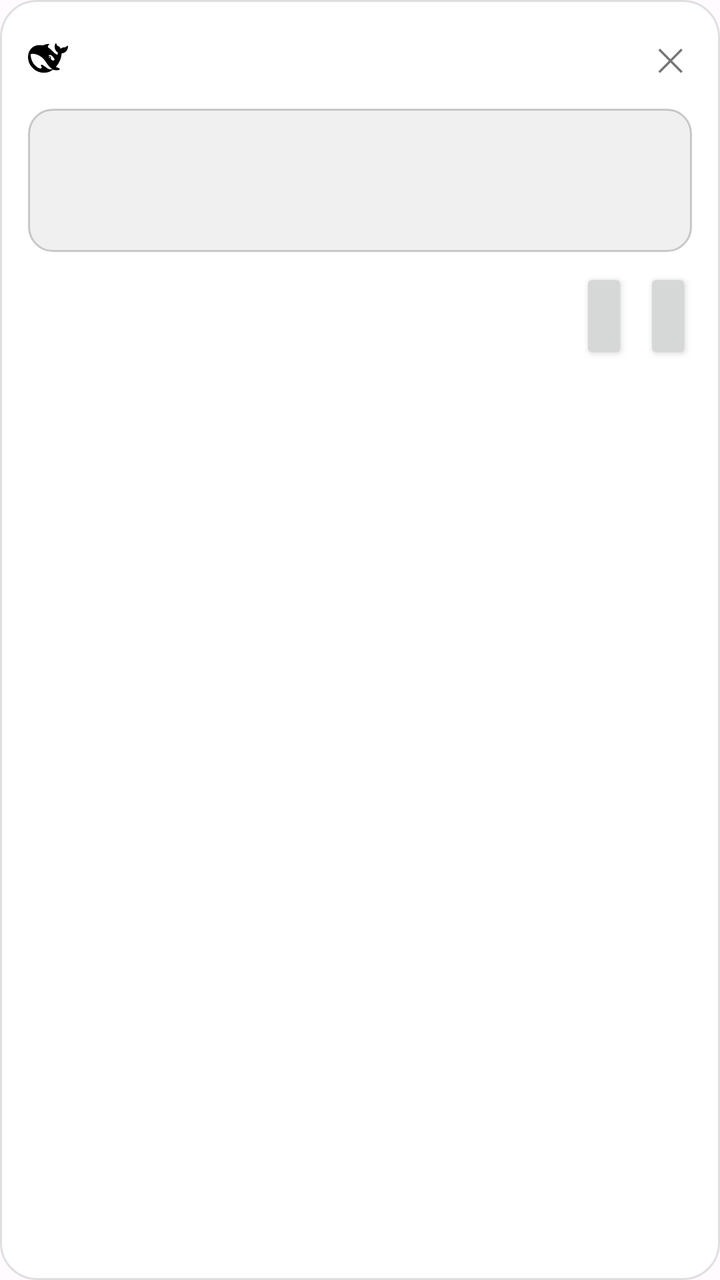
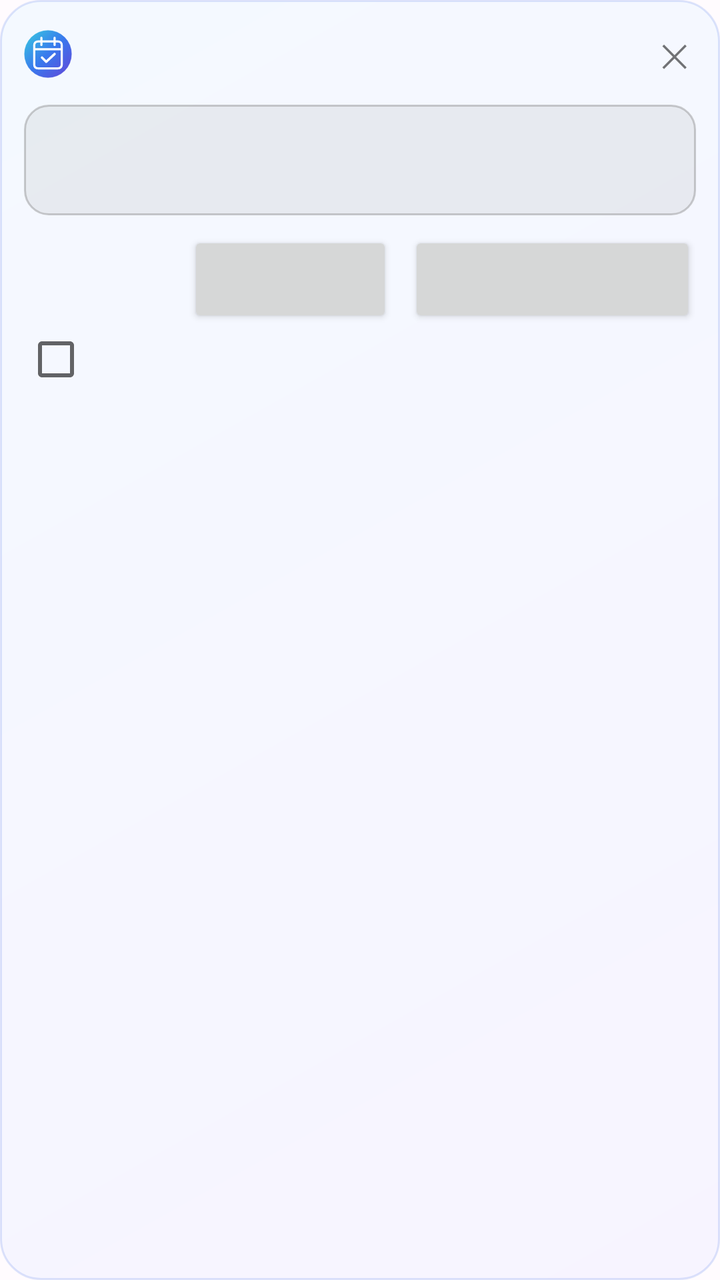

Compare the two renders of this Android layout. The source of the first and the diff that turns it into the second are given below.
<!-- AndroidManifest.xml: application theme Theme.KAgenda -->
<!-- res/layout/overlay_quick_add.xml -->
<?xml version="1.0" encoding="utf-8"?>
<LinearLayout xmlns:android="http://schemas.android.com/apk/res/android"
    android:id="@+id/overlay_panel_root"
    android:layout_width="match_parent"
    android:layout_height="wrap_content"
    android:background="@drawable/bg_overlay_panel"
    android:focusable="true"
    android:orientation="vertical"
    android:padding="14dp">

    <LinearLayout
        android:layout_width="match_parent"
        android:layout_height="wrap_content"
        android:gravity="center_vertical"
        android:orientation="horizontal">

        <ImageView
            android:layout_width="20dp"
            android:layout_height="20dp"
            android:layout_marginEnd="8dp"
            android:contentDescription="@null"
            android:src="@drawable/ic_deepseek" />

        <TextView
            android:id="@+id/overlay_title"
            android:layout_width="0dp"
            android:layout_height="wrap_content"
            android:layout_weight="1"
            android:textSize="15sp"
            android:textStyle="bold" />

        <TextView
            android:id="@+id/overlay_close"
            android:layout_width="wrap_content"
            android:layout_height="wrap_content"
            android:paddingStart="10dp"
            android:paddingTop="4dp"
            android:paddingEnd="4dp"
            android:paddingBottom="4dp"
            android:text="✕"
            android:textSize="16sp" />
    </LinearLayout>

    <EditText
        android:id="@+id/overlay_input"
        android:layout_width="match_parent"
        android:layout_height="wrap_content"
        android:layout_marginTop="10dp"
        android:background="@drawable/bg_notif_input"
        android:gravity="top|start"
        android:inputType="textMultiLine|textCapSentences"
        android:maxLines="6"
        android:minLines="3"
        android:padding="10dp"
        android:textSize="14sp" />

    <LinearLayout
        android:layout_width="match_parent"
        android:layout_height="wrap_content"
        android:layout_marginTop="8dp"
        android:gravity="center_vertical"
        android:orientation="horizontal">

        <TextView
            android:id="@+id/overlay_open"
            android:layout_width="0dp"
            android:layout_height="wrap_content"
            android:layout_weight="1"
            android:paddingTop="6dp"
            android:paddingBottom="6dp"
            android:textSize="12sp" />

        <Button
            android:id="@+id/overlay_parse"
            android:layout_width="wrap_content"
            android:layout_height="wrap_content"
            android:minWidth="0dp"
            android:textSize="13sp" />

        <Button
            android:id="@+id/overlay_add"
            android:layout_width="wrap_content"
            android:layout_height="wrap_content"
            android:layout_marginStart="8dp"
            android:minWidth="0dp"
            android:textSize="13sp" />
    </LinearLayout>

    <TextView
        android:id="@+id/overlay_msg"
        android:layout_width="match_parent"
        android:layout_height="wrap_content"
        android:layout_marginTop="6dp"
        android:textSize="12sp" />
</LinearLayout>
<!-- resources referenced by this layout -->
<resources>
  <!-- drawable bg_notif_input (drawable) -->
  <?xml version="1.0" encoding="utf-8"?>
  <shape xmlns:android="http://schemas.android.com/apk/res/android"
      android:shape="rectangle">
      <solid android:color="#1F808080" />
      <stroke
          android:width="1dp"
          android:color="#66808080" />
      <corners android:radius="12dp" />
  </shape>
  <!-- drawable bg_overlay_panel (drawable) -->
  <?xml version="1.0" encoding="utf-8"?>
  <shape xmlns:android="http://schemas.android.com/apk/res/android"
      android:shape="rectangle">
      <solid android:color="#F7FFFFFF" />
      <stroke
          android:width="1dp"
          android:color="#1F000000" />
      <corners android:radius="18dp" />
  </shape>
  <!-- drawable ic_deepseek: vector/xml drawable (drawable, 2283 chars, omitted) -->
  <style name="Theme.KAgenda" parent="android:Theme.Material.Light.NoActionBar">
          <item name="android:windowBackground">@color/window_background</item>
          <item name="android:statusBarColor">@android:color/transparent</item>
          <item name="android:navigationBarColor">@android:color/transparent</item>
      </style>
  <color name="window_background">#FFFBFE</color>
</resources>

<!-- the commit's change to res/layout/overlay_quick_add.xml (unified diff, before → after) -->
@@ -6,7 +6,7 @@
     android:background="@drawable/bg_overlay_panel"
     android:focusable="true"
     android:orientation="vertical"
-    android:padding="14dp">
+    android:padding="12dp">
 
     <LinearLayout
         android:layout_width="match_parent"
@@ -15,11 +15,11 @@
         android:orientation="horizontal">
 
         <ImageView
-            android:layout_width="20dp"
-            android:layout_height="20dp"
+            android:layout_width="24dp"
+            android:layout_height="24dp"
             android:layout_marginEnd="8dp"
             android:contentDescription="@null"
-            android:src="@drawable/ic_deepseek" />
+            android:src="@drawable/ic_overlay_ball_icon" />
 
         <TextView
             android:id="@+id/overlay_title"
@@ -49,8 +49,8 @@
         android:background="@drawable/bg_notif_input"
         android:gravity="top|start"
         android:inputType="textMultiLine|textCapSentences"
-        android:maxLines="6"
-        android:minLines="3"
+        android:maxLines="4"
+        android:minLines="2"
         android:padding="10dp"
         android:textSize="14sp" />
 
@@ -65,26 +65,39 @@
             android:id="@+id/overlay_open"
             android:layout_width="0dp"
             android:layout_height="wrap_content"
-            android:layout_weight="1"
+            android:layout_weight="0.8"
+            android:minHeight="48dp"
+            android:gravity="center_vertical"
             android:paddingTop="6dp"
             android:paddingBottom="6dp"
             android:textSize="12sp" />
 
         <Button
             android:id="@+id/overlay_parse"
-            android:layout_width="wrap_content"
+            android:layout_width="0dp"
             android:layout_height="wrap_content"
+            android:layout_weight="1"
+            android:paddingStart="6dp"
+            android:paddingEnd="6dp"
             android:minWidth="0dp"
             android:textSize="13sp" />
 
         <Button
             android:id="@+id/overlay_add"
-            android:layout_width="wrap_content"
+            android:layout_width="0dp"
             android:layout_height="wrap_content"
+            android:layout_weight="1.4"
+            android:paddingStart="6dp"
+            android:paddingEnd="6dp"
             android:layout_marginStart="8dp"
             android:minWidth="0dp"
             android:textSize="13sp" />
     </LinearLayout>
+
+    <CheckBox
+        android:id="@+id/overlay_keep_original"
+        android:layout_width="match_parent"
+        android:layout_height="wrap_content" />
 
     <TextView
         android:id="@+id/overlay_msg"
<!-- resource entries referenced after the edit -->
@@ -12,20 +12,60 @@
   </shape>
   <!-- drawable bg_overlay_panel (drawable) -->
   <?xml version="1.0" encoding="utf-8"?>
-  <shape xmlns:android="http://schemas.android.com/apk/res/android"
-      android:shape="rectangle">
-      <solid android:color="#F7FFFFFF" />
-      <stroke
-          android:width="1dp"
-          android:color="#1F000000" />
-      <corners android:radius="18dp" />
+  <shape xmlns:android="http://schemas.android.com/apk/res/android" android:shape="rectangle">
+      <gradient android:angle="315" android:startColor="#FAF4F9FF" android:endColor="#FAF7F4FF"/>
+      <stroke android:width="1dp" android:color="#33577EEA"/>
+      <corners android:radius="20dp"/>
   </shape>
-  <!-- drawable ic_deepseek: vector/xml drawable (drawable, 2283 chars, omitted) -->
+  <!-- drawable ic_overlay_ball_icon (drawable) -->
+  <?xml version="1.0" encoding="utf-8"?>
+  <layer-list xmlns:android="http://schemas.android.com/apk/res/android">
+      <item android:drawable="@drawable/ic_ball_app_icon"/>
+  </layer-list>
   <style name="Theme.KAgenda" parent="android:Theme.Material.Light.NoActionBar">
           <item name="android:windowBackground">@color/window_background</item>
           <item name="android:statusBarColor">@android:color/transparent</item>
           <item name="android:navigationBarColor">@android:color/transparent</item>
       </style>
+  <!-- drawable ic_ball_app_icon (drawable) -->
+  <?xml version="1.0" encoding="utf-8"?>
+  <layer-list xmlns:android="http://schemas.android.com/apk/res/android">
+      <item android:drawable="@drawable/bg_overlay_ball"/>
+      <item android:drawable="@drawable/ic_ball_app_foreground"/>
+  </layer-list>
   <color name="window_background">#FFFBFE</color>
+  <!-- drawable bg_overlay_ball (drawable) -->
+  <?xml version="1.0" encoding="utf-8"?>
+  <shape xmlns:android="http://schemas.android.com/apk/res/android" android:shape="oval"><gradient android:angle="315" android:startColor="#38CDE0" android:centerColor="#3979ED" android:endColor="#6345D8"/><stroke android:width="0.7dp" android:color="#55FFFFFF"/></shape>
+  <!-- drawable ic_ball_app_foreground (drawable) -->
+  <?xml version="1.0" encoding="utf-8"?>
+  <vector xmlns:android="http://schemas.android.com/apk/res/android"
+      android:width="72dp"
+      android:height="72dp"
+      android:viewportWidth="72"
+      android:viewportHeight="72">
+      <group
+          android:pivotX="54"
+          android:pivotY="54"
+          android:scaleX="0.9"
+          android:scaleY="0.9"
+          android:translateX="-18"
+          android:translateY="-18">
+          <path
+              android:fillColor="#00000000"
+              android:strokeColor="#FFFFFF"
+              android:strokeWidth="3.6"
+              android:strokeLineCap="round"
+              android:strokeLineJoin="round"
+              android:pathData="M38,33H70Q77,33 77,40V71Q77,78 70,78H38Q31,78 31,71V40Q31,33 38,33ZM43,27V39M65,27V39M31,46H77" />
+          <path
+              android:fillColor="#00000000"
+              android:strokeColor="#FFFFFF"
+              android:strokeWidth="4"
+              android:strokeLineCap="round"
+              android:strokeLineJoin="round"
+              android:pathData="M44,60L51,67L65,54" />
+      </group>
+  </vector>
 </resources>
 
